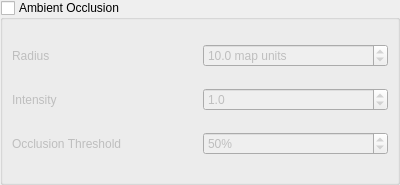
Old version of the form src/ui/3d/ambientocclusionsettingswidget.ui in the repository qgis/QGIS.
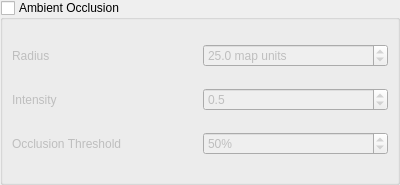
New version of the form. Custom widgets are drawn as their Qt base class.

The edit to the form file:
```diff
--- a/src/ui/3d/ambientocclusionsettingswidget.ui
+++ b/src/ui/3d/ambientocclusionsettingswidget.ui
@@ -67,7 +67,7 @@
          <double>1.000000000000000</double>
         </property>
         <property name="value">
-         <double>10.000000000000000</double>
+         <double>25.000000000000000</double>
         </property>
        </widget>
       </item>
@@ -86,7 +86,7 @@
          <double>0.100000000000000</double>
         </property>
         <property name="value">
-         <double>1.000000000000000</double>
+         <double>0.500000000000000</double>
         </property>
        </widget>
       </item>
@@ -124,6 +124,11 @@
    <extends>QDoubleSpinBox</extends>
    <header>qgsdoublespinbox.h</header>
   </customwidget>
+  <customwidget>
+   <class>QgsSpinBox</class>
+   <extends>QSpinBox</extends>
+   <header>qgsspinbox.h</header>
+  </customwidget>
  </customwidgets>
  <tabstops>
   <tabstop>mAmbientOcclusionGroupBox</tabstop>
```
Left out of the diff: 2 changed lines with no effect on the pictures.
